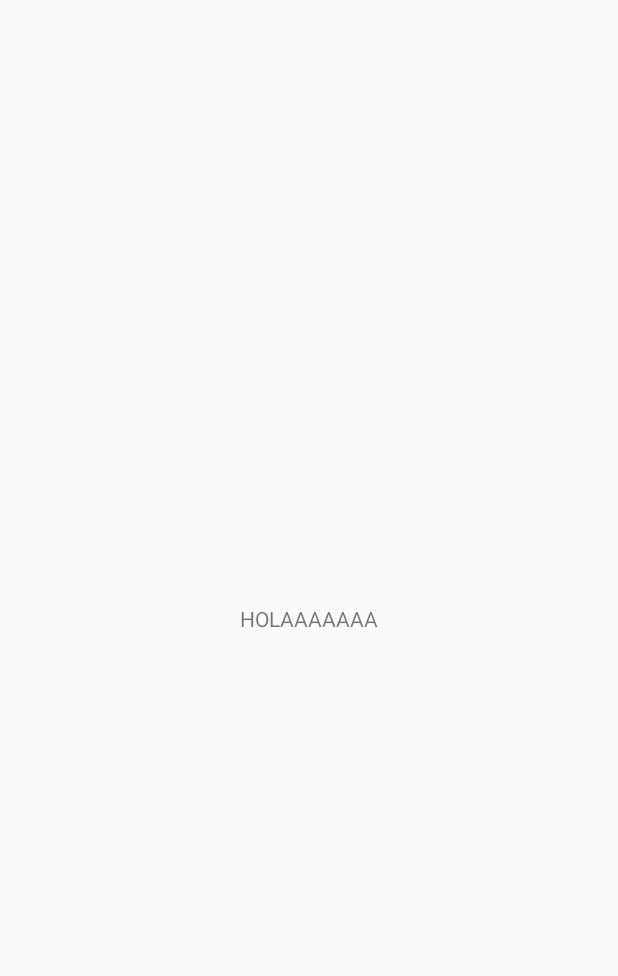
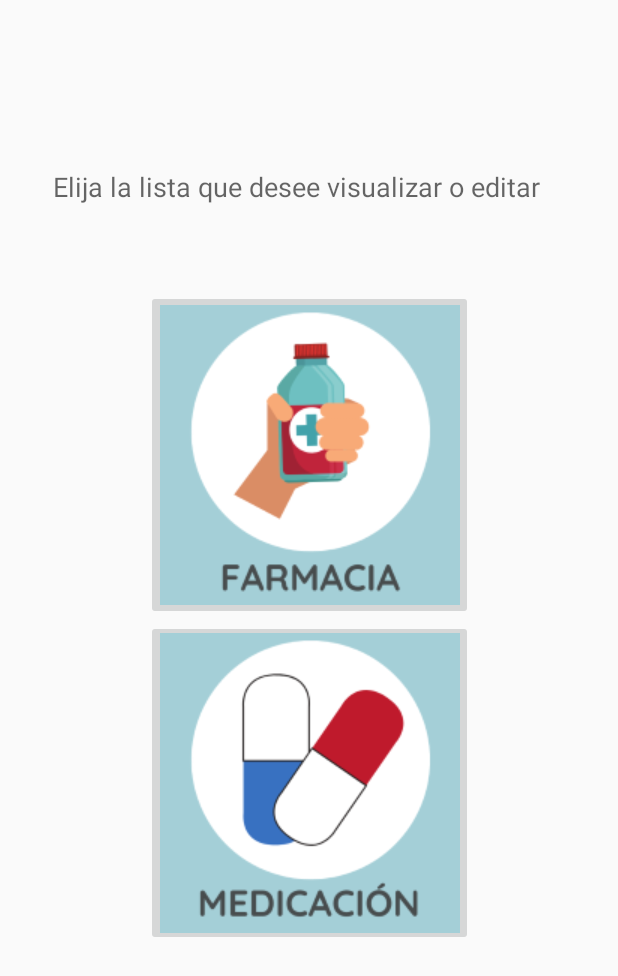
Before and after one commit to sandra916/TeCuido, an Android app: the MainActivity screen opened directly, with no data from a screen before it, on a phone screen of 412 x 824 dp. Before the commit the part shown is almost empty. Shown: the top 976 px of the screen. Run offline under Robolectric (Android 15) with nearby library versions, the phone set to English and light mode, and no system bars.

Commit message:
Icons menu (Pharmacy and Pills) and a new class for each one

```diff
--- a/app/build.gradle
+++ b/app/build.gradle
@@ -23,6 +23,7 @@ dependencies {
     implementation fileTree(dir: 'libs', include: ['*.jar'])
     implementation 'androidx.appcompat:appcompat:1.1.0'
     implementation 'androidx.constraintlayout:constraintlayout:1.1.3'
+    implementation 'com.google.android.material:material:1.0.0'
     testImplementation 'junit:junit:4.12'
     androidTestImplementation 'androidx.test.ext:junit:1.1.1'
     androidTestImplementation 'androidx.test.espresso:espresso-core:3.2.0'
--- a/app/src/main/res/layout/main_activity.xml
+++ b/app/src/main/res/layout/main_activity.xml
@@ -6,13 +6,56 @@
     android:layout_height="match_parent"
     tools:context=".MainActivity">
 
-    <TextView
-        android:layout_width="wrap_content"
-        android:layout_height="wrap_content"
-        android:text="HOLAAAAAAA"
+    <LinearLayout
+        android:id="@+id/linearLayout"
+        android:layout_width="218dp"
+        android:layout_height="437dp"
+        android:layout_marginStart="100dp"
+        android:layout_marginTop="150dp"
+        android:layout_marginEnd="100dp"
+        android:layout_marginBottom="150dp"
+        android:orientation="vertical"
         app:layout_constraintBottom_toBottomOf="parent"
-        app:layout_constraintLeft_toLeftOf="parent"
-        app:layout_constraintRight_toRightOf="parent"
-        app:layout_constraintTop_toTopOf="parent" />
+        app:layout_constraintEnd_toEndOf="parent"
+        app:layout_constraintStart_toStartOf="parent"
+        app:layout_constraintTop_toTopOf="parent">
+
+        <ImageButton
+            android:id="@+id/pharmacyButton"
+            android:layout_width="match_parent"
+            android:layout_height="wrap_content"
+            android:onClick="farmacia"
+            app:srcCompat="@mipmap/pharmacy" />
+
+        <ImageButton
+            android:id="@+id/medicationButton"
+            android:layout_width="match_parent"
+            android:layout_height="wrap_content"
+            android:onClick="medicacion"
+            app:srcCompat="@mipmap/medication" />
+    </LinearLayout>
+
+    <LinearLayout
+        android:layout_width="341dp"
+        android:layout_height="37dp"
+        android:layout_marginStart="35dp"
+        android:layout_marginTop="89dp"
+        android:layout_marginEnd="35dp"
+        android:layout_marginBottom="21dp"
+        android:orientation="horizontal"
+        app:layout_constraintBottom_toTopOf="@+id/linearLayout"
+        app:layout_constraintEnd_toEndOf="parent"
+        app:layout_constraintStart_toStartOf="parent"
+        app:layout_constraintTop_toTopOf="parent">
+
+        <TextView
+            android:id="@+id/tvList"
+            android:layout_width="wrap_content"
+            android:layout_height="wrap_content"
+            android:layout_weight="1"
+            android:text="@string/tvList"
+            android:textAppearance="@style/TextAppearance.AppCompat.Medium"
+            tools:text="@string/tvList" />
+    </LinearLayout>
 
 </androidx.constraintlayout.widget.ConstraintLayout>
--- /dev/null
+++ b/app/src/main/res/values/dimens.xml
@@ -0,0 +1,3 @@
+<resources>
+    <dimen name="fab_margin">16dp</dimen>
+</resources>
--- a/app/src/main/res/values/strings.xml
+++ b/app/src/main/res/values/strings.xml
@@ -1,3 +1,7 @@
 <resources>
     <string name="app_name">TeCuido</string>
+    <string name="tvList">Elija la lista que desee visualizar o editar</string>
+    <string name="title_activity_medicacion">Medicación</string>
+    <string name="title_activity_farmacia">Farmacia</string>
+
 </resources>
--- a/app/src/main/res/values/styles.xml
+++ b/app/src/main/res/values/styles.xml
@@ -8,4 +8,13 @@
         <item name="colorAccent">@color/colorAccent</item>
     </style>
 
+    <style name="AppTheme.NoActionBar">
+        <item name="windowActionBar">false</item>
+        <item name="windowNoTitle">true</item>
+    </style>
+
+    <style name="AppTheme.AppBarOverlay" parent="ThemeOverlay.AppCompat.Dark.ActionBar" />
+
+    <style name="AppTheme.PopupOverlay" parent="ThemeOverlay.AppCompat.Light" />
+
 </resources>
```
Also changed, not shown: app/src/main/AndroidManifest.xml (+9 -1 lines), app/src/main/java/com/sandra/tecuido/Farmacia.java (added, +32 -0 lines), app/src/main/java/com/sandra/tecuido/MainActivity.java (+12 -0 lines), app/src/main/java/com/sandra/tecuido/Medicacion.java (added, +32 -0 lines), app/src/main/res/layout/activity_farmacia.xml (added, +33 -0 lines), app/src/main/res/layout/activity_medicacion.xml (added, +33 -0 lines), app/src/main/res/layout/content_farmacia.xml (added, +20 -0 lines), app/src/main/res/layout/content_medicacion.xml (added, +18 -0 lines), app/src/main/res/mipmap-mdpi/medication.png (added), app/src/main/res/mipmap-mdpi/pharmacy.png (added).
